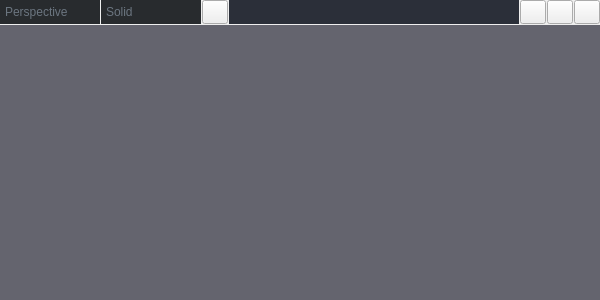
The window that ApplicationUI/ViewportWidget.ui (dgiannop/IMP-3D) describes before a commit, drawn with Qt 5.
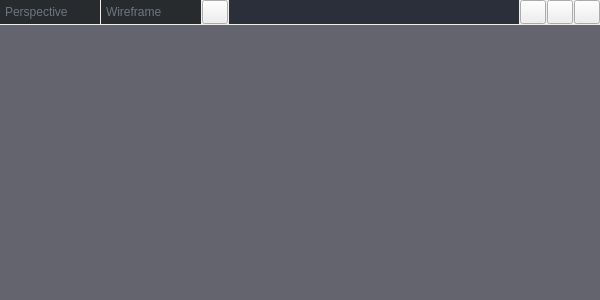
The same window after the commit. Icons and pictures are not drawn. Custom widgets are drawn as their Qt base class.

Commit message: Make Wireframe the first selection in the dropdown and CoreTypes

The edit to the form file:
```diff
--- a/ApplicationUI/ViewportWidget.ui
+++ b/ApplicationUI/ViewportWidget.ui
@@ -218,6 +218,11 @@
          <property name="currentIndex">
           <number>0</number>
          </property>
+         <item>
+          <property name="text">
+           <string>Wireframe</string>
+          </property>
+         </item>
          <item>
           <property name="text">
            <string>Solid</string>
```
Left out of the diff: 5 changed lines with no effect on the pictures. The commit also changes 1 other file.
